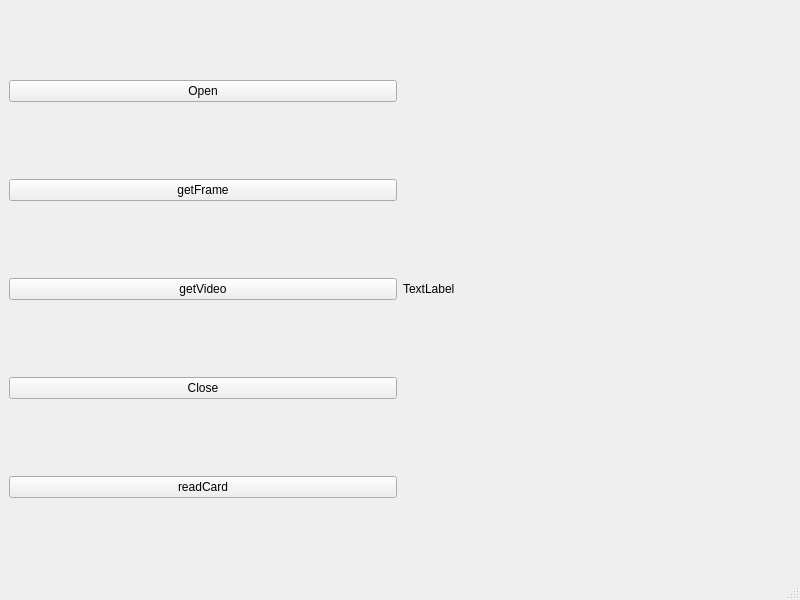
Before: the Qt Designer form mainwindow.ui in wh201906/Pharmacy_Robot, drawn with Qt 5.
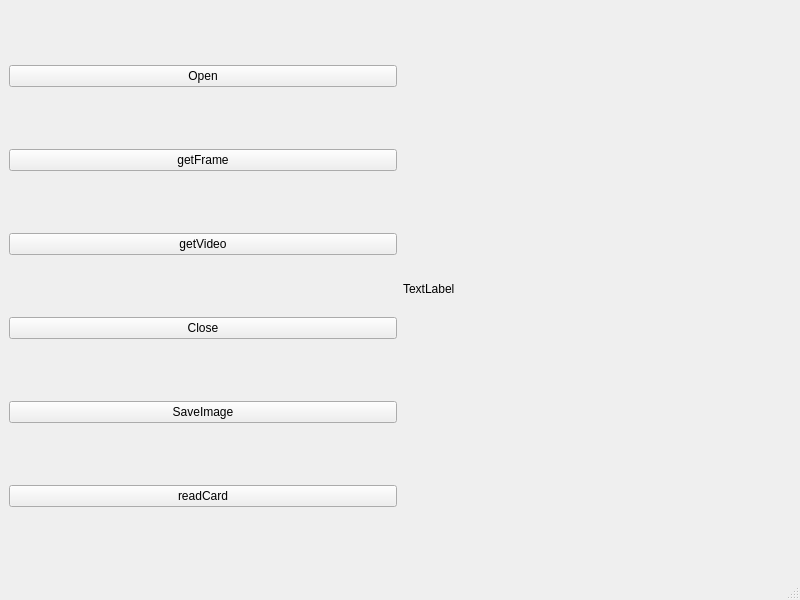
After: the same form once the commit is applied.

Diff of the .ui file:
```diff
--- a/mainwindow.ui
+++ b/mainwindow.ui
@@ -45,6 +45,13 @@
         </property>
        </widget>
       </item>
+      <item>
+       <widget class="QPushButton" name="saveImageButton">
+        <property name="text">
+         <string>SaveImage</string>
+        </property>
+       </widget>
+      </item>
       <item>
        <widget class="QPushButton" name="readCardButton">
         <property name="text">
```
